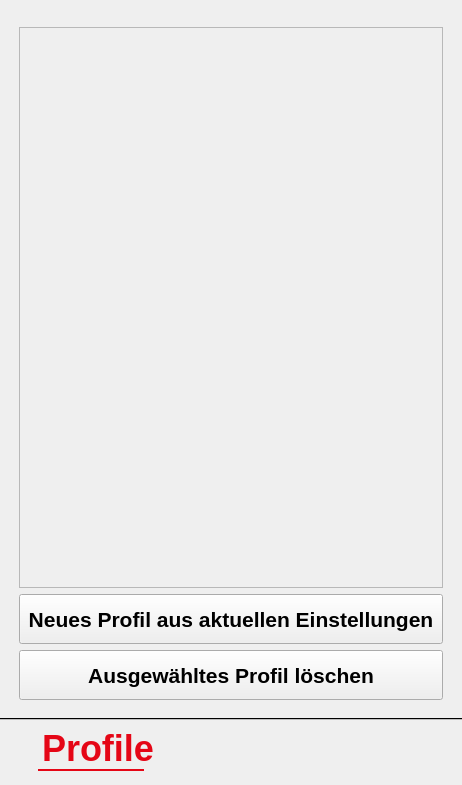
First picture: the form in klingelballui.ui, repository Sammasas/Klingelball-App, before the edit.
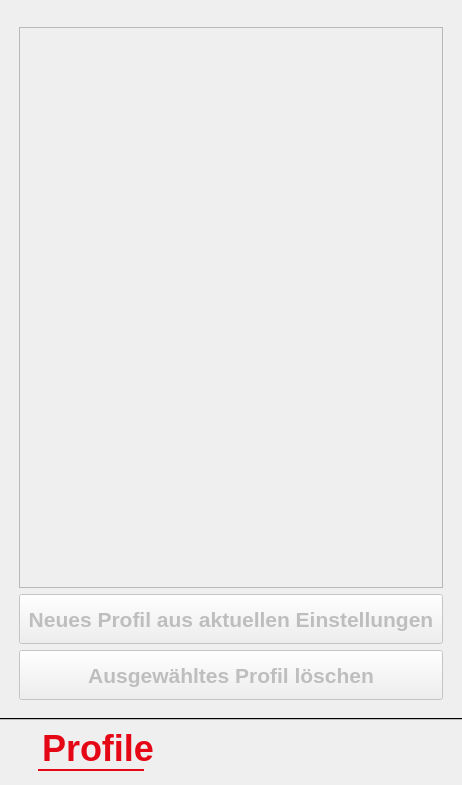
Second picture: the form after the edit. The open tabs and pages were chosen to show the change. Icons and pictures are not drawn.

What changed in the file:
```diff
--- a/klingelballui.ui
+++ b/klingelballui.ui
@@ -123,9 +123,15 @@
       <property name="elideMode">
        <enum>Qt::ElideNone</enum>
       </property>
+      <property name="usesScrollButtons">
+       <bool>false</bool>
+      </property>
       <property name="documentMode">
        <bool>true</bool>
       </property>
+      <property name="tabsClosable">
+       <bool>false</bool>
+      </property>
       <property name="tabBarAutoHide">
        <bool>false</bool>
       </property>
@@ -1863,7 +1869,16 @@
       </widget>
       <widget class="QWidget" name="Profile_Tab">
        <property name="enabled">
-        <bool>true</bool>
+        <bool>false</bool>
+       </property>
+       <property name="sizePolicy">
+        <sizepolicy hsizetype="Minimum" vsizetype="Preferred">
+         <horstretch>0</horstretch>
+         <verstretch>0</verstretch>
+        </sizepolicy>
+       </property>
+       <property name="contextMenuPolicy">
+        <enum>Qt::DefaultContextMenu</enum>
        </property>
        <attribute name="title">
         <string>Profile</string>
```
Left out of the diff: 42 changed lines with no effect on the pictures.
